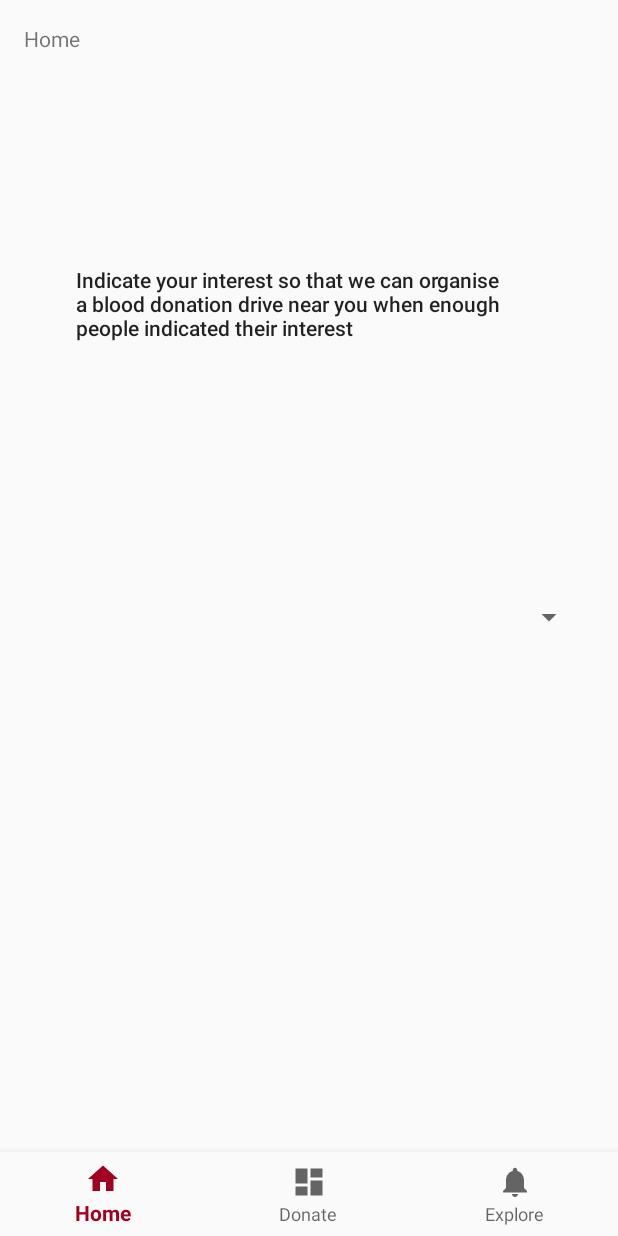
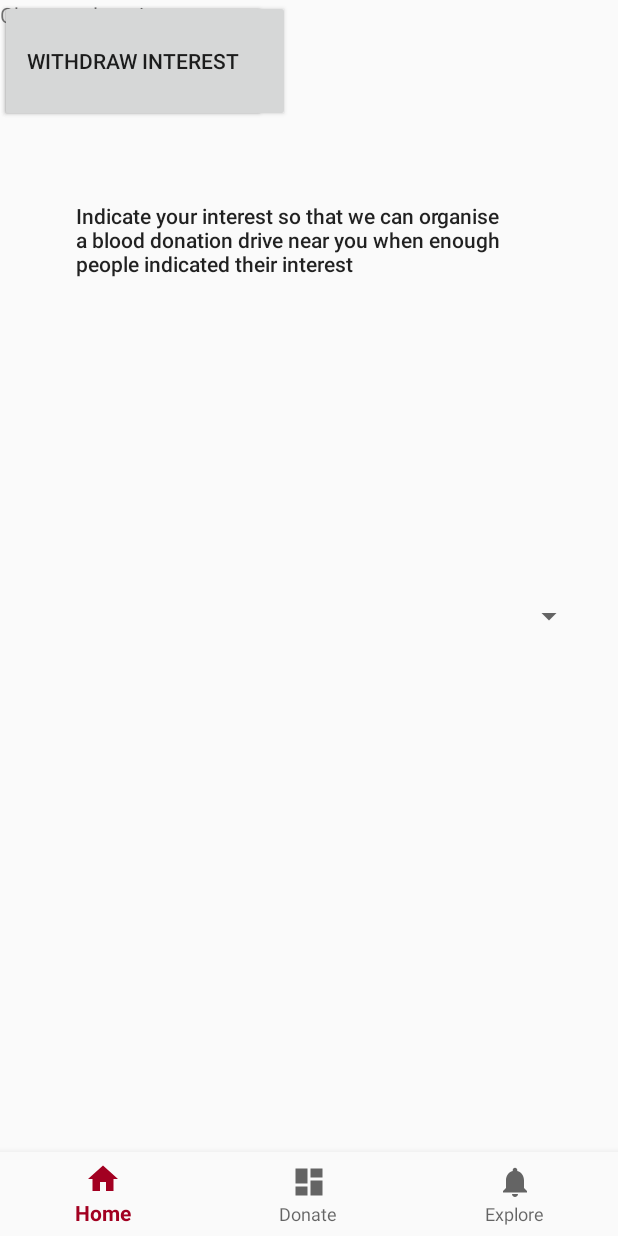
Before and after one commit to junmingtan/ababo, an Android app: the IndicateInterestActivity screen opened directly, with no data from a screen before it, on a phone screen of 412 x 824 dp. Run offline under Robolectric (Android 15) with nearby library versions, the phone set to English and light mode, and no system bars; 1 statement that could not run was skipped.

Commit message:
benny testing

```diff
--- a/app/src/main/java/com/ababo/tanjunming/ababo/Donor.java
+++ b/app/src/main/java/com/ababo/tanjunming/ababo/Donor.java
@@ -1,5 +1,10 @@
 package com.ababo.tanjunming.ababo;
 
+
+/**
+ * we should create this object when we log in
+ * yet to include how to have an notification after the notify() function is called in interestList class
+ */
 public class Donor implements DonorObsInterface {
 
     @Override
--- a/app/src/main/java/com/ababo/tanjunming/ababo/IndicateInterestActivity.java
+++ b/app/src/main/java/com/ababo/tanjunming/ababo/IndicateInterestActivity.java
@@ -13,6 +13,10 @@
 import android.widget.TextView;
 import android.widget.Toast;
 
+
+/**
+ *  yet to add constraints to the xml files esp to the buttons and the test view file
+ */
 public class IndicateInterestActivity extends AppCompatActivity implements AdapterView.OnItemSelectedListener {
 
     private TextView mTextMessage;
@@ -56,7 +60,7 @@
     @Override
     public void onItemSelected(AdapterView<?> parent, View view, int position , long l) {
         String text = parent.getItemAtPosition(position).toString();
-        Toast.makeText(parent.getContext(), text , Toast)
+        Toast.makeText(parent.getContext(), text , Toast.LENGTH_SHORT).show();
     }
 
     @Override
--- a/app/src/main/java/com/ababo/tanjunming/ababo/InterestList.java
+++ b/app/src/main/java/com/ababo/tanjunming/ababo/InterestList.java
@@ -3,7 +3,9 @@
 import java.util.ArrayList;
 import java.lang.String ;
 
-
+/**
+ * included the comments before each functions
+ */
 public class InterestList implements InterestSubjectInterface {
 
     private ArrayList<Donor> north = new ArrayList<Donor>();
--- a/app/src/main/res/layout/activity_indicate_interest.xml
+++ b/app/src/main/res/layout/activity_indicate_interest.xml
@@ -33,7 +33,7 @@
     <Spinner
         android:id="@+id/spinner"
         android:layout_width="368dp"
-        android:layout_height="wrap_content"
+        android:layout_height="55dp"
         app:layout_constraintBottom_toBottomOf="parent"
         app:layout_constraintLeft_toLeftOf="parent"
         app:layout_constraintRight_toRightOf="parent"
@@ -51,6 +51,30 @@
         app:layout_constraintLeft_toLeftOf="parent"
         app:layout_constraintRight_toRightOf="parent"
         app:layout_constraintTop_toTopOf="parent"
-        app:layout_constraintVertical_bias="0.243" />
+        app:layout_constraintVertical_bias="0.185" />
+
+    <Button
+        android:id="@+id/button"
+        android:layout_width="193dp"
+        android:layout_height="81dp"
+        android:text="Submit Interest"
+        tools:layout_editor_absoluteX="198dp"
+        tools:layout_editor_absoluteY="358dp" />
+
+    <Button
+        android:id="@+id/button2"
+        android:layout_width="177dp"
+        android:layout_height="81dp"
+        android:text="Withdraw Interest"
+        tools:layout_editor_absoluteX="0dp"
+        tools:layout_editor_absoluteY="358dp" />
+
+    <TextView
+        android:id="@+id/textView6"
+        android:layout_width="wrap_content"
+        android:layout_height="wrap_content"
+        android:text="Choose a location:"
+        tools:layout_editor_absoluteX="16dp"
+        tools:layout_editor_absoluteY="236dp" />
 
 </android.support.constraint.ConstraintLayout>
```
